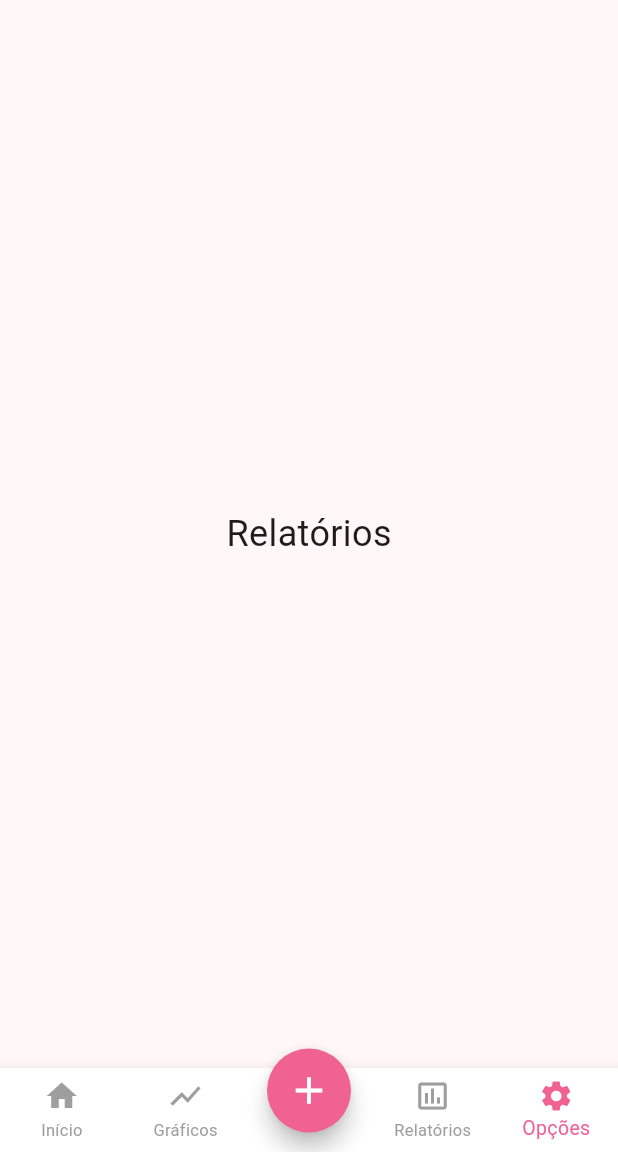
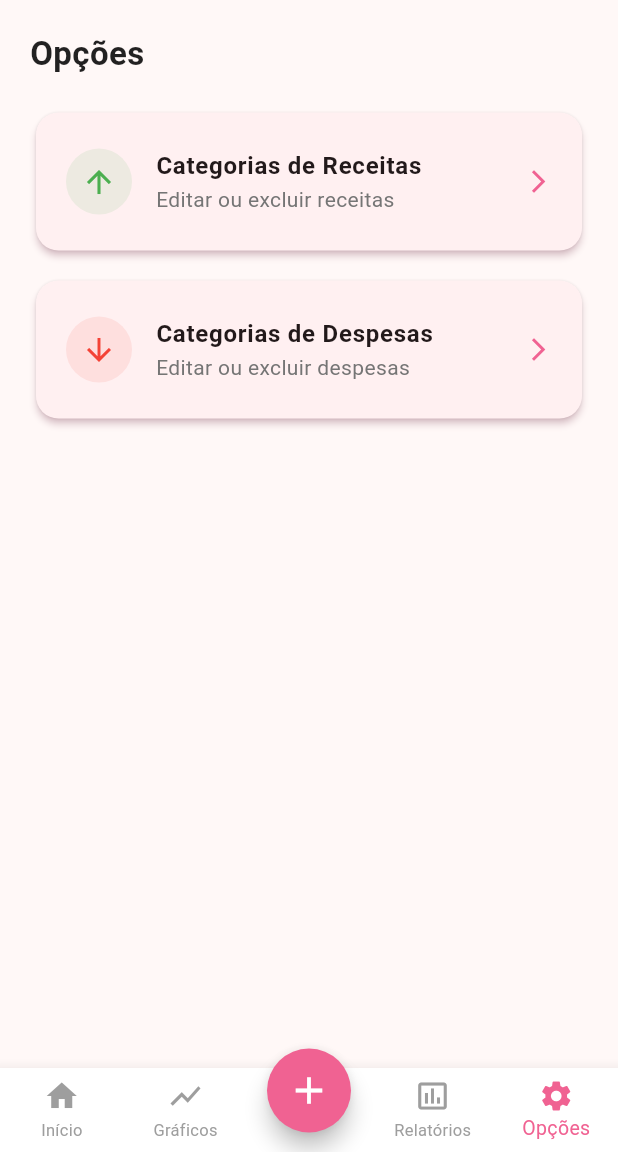
Before and after one commit to BeatrizKSilva/app-controle-financeiro, a Flutter app: the Principal screen opened directly, item 5 of the bottom bar chosen, on a phone screen of 412 x 824 dp, the part 84-1236 px from its top. Run offline on Flutter 3.47's test engine with Material 3 defaults, Android fonts, the phone set to English and light mode, and no system bars.

Commit message:
Criando tela de opções e adicionando função de editar e excluir categorias

```diff
--- /dev/null
+++ b/lib/views/opcoes.dart
@@ -0,0 +1,92 @@
+import 'package:flutter/material.dart';
+import 'package:vinta_financas/views/gerenciar_categoria.dart';
+
+class Opcoes extends StatelessWidget {
+
+  final dynamic receitaController;
+  final dynamic despesaController;
+
+
+  const Opcoes({
+    super.key,
+    required this.receitaController,
+    required this.despesaController,
+  });
+
+  @override
+  Widget build(BuildContext context) {
+    return ListView(
+      padding: const EdgeInsets.all(20.0),
+      children: [
+        const Text(
+          'Opções',
+          style: TextStyle(fontSize: 22, fontWeight: FontWeight.bold, color: Colors.black87),
+        ),
+        const SizedBox(height: 20),
+
+        _buildOpcaoItem(
+          context,
+          titulo: 'Categorias de Receitas',
+          subtitulo: 'Editar ou excluir receitas',
+          icone: Icons.arrow_upward,
+          cor: Colors.green,
+          onTap: () {
+            Navigator.push(
+              context,
+              MaterialPageRoute(
+                builder: (context) => GerenciarCategorias(
+                  tituloTela: 'Receitas',
+                  controller: receitaController,
+                ),
+              ),
+            );
+          },
+        ),
+        const SizedBox(height: 12),
+
+
+        _buildOpcaoItem(
+          context,
+          titulo: 'Categorias de Despesas',
+          subtitulo: 'Editar ou excluir despesas',
+          icone: Icons.arrow_downward,
+          cor: Colors.red,
+          onTap: () {
+            Navigator.push(
+              context,
+              MaterialPageRoute(
+                builder: (context) => GerenciarCategorias(
+                  tituloTela: 'Despesas',
+                  controller: despesaController,
+                ),
+              ),
+            );
+          },
+        ),
+      ]
+    );
+  }
+
+  Widget _buildOpcaoItem(BuildContext context, {required String titulo, required String subtitulo, required IconData icone, required Color cor, required VoidCallback onTap}) {
+    return Card(
+      elevation: 2,
+      shadowColor: Colors.pink.shade100,
+      shape: RoundedRectangleBorder(borderRadius: BorderRadius.circular(15)),
+      child: ListTile(
+        contentPadding: const EdgeInsets.symmetric(horizontal: 20, vertical: 10),
+        leading: Container(
+          padding: const EdgeInsets.all(10),
+          decoration: BoxDecoration(
+            color: cor.withValues(alpha: 0.1),
+            shape: BoxShape.circle,
+          ),
+          child: Icon(icone, color: cor),
+        ),
+        title: Text(titulo, style: const TextStyle(fontWeight: FontWeight.bold, fontSize: 16)),
+        subtitle: Text(subtitulo, style: TextStyle(color: Colors.grey.shade600)),
+        trailing: Icon(Icons.arrow_forward_ios, color: Colors.pink.shade300, size: 18),
+        onTap: onTap,
+      ),
+    );
+  }
+}
--- a/lib/views/principal.dart
+++ b/lib/views/principal.dart
@@ -2,6 +2,7 @@ import 'package:flutter/material.dart';
 import 'package:vinta_financas/controllers/categoria_despesa_controller.dart';
 import 'package:vinta_financas/controllers/categoria_receita_controller.dart';
 import 'package:vinta_financas/views/categoria.dart';
+import 'package:vinta_financas/views/opcoes.dart';
 
 class Principal extends StatefulWidget {
   const Principal({super.key});
@@ -13,6 +14,9 @@ class Principal extends StatefulWidget {
 class _PrincipalState extends State<Principal> {
   int _selectedIndex = 0;
   String _filtroAtual = 'Todos';
+
+  final CategoriaReceitaController _receitaController = CategoriaReceitaController();
+  final CategoriaDespesaController _despesaController = CategoriaDespesaController();
 
   DateTime _dataSelecionada = DateTime.now();
   final List<String> _meses = const [
@@ -83,7 +87,7 @@ class _PrincipalState extends State<Principal> {
 
                     return InkWell(
                       onTap: () {
-                        Navigator.pop(context, DateTime(anoTemporario, 1));
+                        Navigator.pop(context, DateTime(anoTemporario, index + 1));
                       },
                       borderRadius: BorderRadius.circular(8),
                       child: Container(
@@ -135,11 +139,14 @@ class _PrincipalState extends State<Principal> {
             ),
           ],
         ),
-        const Center(child: Text('Início', style: TextStyle(fontSize: 24))),
         const Center(child: Text('Gráficos', style: TextStyle(fontSize: 24))),
         const Center(child: Text('')),
         const Center(child: Text('Relatórios', style: TextStyle(fontSize: 24))),
-        const Center(child: Text('Opções', style: TextStyle(fontSize: 24))),
+
+        Opcoes(
+          receitaController: _receitaController,
+          despesaController: _despesaController,
+        ),
       ];
 
   void _onItemTapped(int index) {
@@ -177,7 +184,7 @@ class _PrincipalState extends State<Principal> {
                 MaterialPageRoute(
                   builder: (context) => Categoria(
                     tituloTela: "Nova Receita",
-                    controller: CategoriaReceitaController(),
+                    controller: _receitaController,
                   ),
                 ),
               );
@@ -198,7 +205,7 @@ class _PrincipalState extends State<Principal> {
                 MaterialPageRoute(
                   builder: (context) => Categoria(
                     tituloTela: "Nova Despesa",
-                    controller: CategoriaDespesaController(),
+                    controller: _despesaController,
                   ),
                 ),
               );
```
Also changed, not shown: lib/views/gerenciar_categoria.dart (added, +140 -0 lines).
